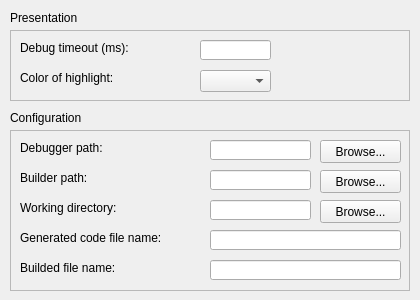
Old version of the form qrgui/dialogs/preferencesPages/debuggerPage.ui in the repository qreal/qreal.
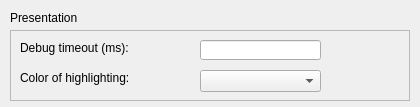
New version of the form.

Commit message: removed Features tab from settings window, removed Chaotic Edition checkbox, removed unused debugger settings

```diff
--- a/qrgui/dialogs/preferencesPages/debuggerPage.ui
+++ b/qrgui/dialogs/preferencesPages/debuggerPage.ui
@@ -7,22 +7,9 @@
     <x>0</x>
     <y>0</y>
     <width>420</width>
-    <height>300</height>
+    <height>107</height>
    </rect>
   </property>
-  <widget class="QLabel" name="label_24">
-   <property name="geometry">
-    <rect>
-     <x>10</x>
-     <y>110</y>
-     <width>400</width>
-     <height>16</height>
-    </rect>
-   </property>
-   <property name="text">
-    <string>Configuration</string>
-   </property>
-  </widget>
   <widget class="QFrame" name="frame_7">
    <property name="geometry">
     <rect>
@@ -56,7 +43,7 @@
      <rect>
       <x>190</x>
       <y>10</y>
-      <width>71</width>
+      <width>121</width>
       <height>20</height>
      </rect>
     </property>
@@ -71,7 +58,7 @@
      </rect>
     </property>
     <property name="text">
-     <string>Color of highlight:</string>
+     <string>Color of highlighting:</string>
     </property>
    </widget>
    <widget class="QComboBox" name="colorComboBox">
@@ -79,7 +66,7 @@
      <rect>
       <x>190</x>
       <y>40</y>
-      <width>71</width>
+      <width>121</width>
       <height>22</height>
      </rect>
     </property>
@@ -98,176 +85,6 @@
     <string>Presentation</string>
    </property>
   </widget>
-  <widget class="QFrame" name="frame_9">
-   <property name="geometry">
-    <rect>
-     <x>10</x>
-     <y>130</y>
-     <width>400</width>
-     <height>161</height>
-    </rect>
-   </property>
-   <property name="frameShape">
-    <enum>QFrame::StyledPanel</enum>
-   </property>
-   <property name="frameShadow">
-    <enum>QFrame::Raised</enum>
-   </property>
-   <widget class="QLabel" name="label_18">
-    <property name="geometry">
-     <rect>
-      <x>10</x>
-      <y>10</y>
-      <width>171</width>
-      <height>16</height>
-     </rect>
-    </property>
-    <property name="text">
-     <string>Debugger path:</string>
-    </property>
-   </widget>
-   <widget class="QLabel" name="label_21">
-    <property name="geometry">
-     <rect>
-      <x>10</x>
-      <y>40</y>
-      <width>171</width>
-      <height>16</height>
-     </rect>
-    </property>
-    <property name="text">
-     <string>Builder path:</string>
-    </property>
-   </widget>
-   <widget class="QLabel" name="label_22">
-    <property name="geometry">
-     <rect>
-      <x>10</x>
-      <y>100</y>
-      <width>171</width>
-      <height>16</height>
-     </rect>
-    </property>
-    <property name="text">
-     <string>Generated code file name:</string>
-    </property>
-   </widget>
-   <widget class="QLabel" name="label_23">
-    <property name="geometry">
-     <rect>
-      <x>10</x>
-      <y>130</y>
-      <width>171</width>
-      <height>16</height>
-     </rect>
-    </property>
-    <property name="text">
-     <string>Builded file name:</string>
-    </property>
-   </widget>
-   <widget class="QLineEdit" name="debuggerPathLineEdit">
-    <property name="geometry">
-     <rect>
-      <x>200</x>
-      <y>10</y>
-      <width>101</width>
-      <height>20</height>
-     </rect>
-    </property>
-   </widget>
-   <widget class="QLineEdit" name="builderPathLineEdit">
-    <property name="geometry">
-     <rect>
-      <x>200</x>
-      <y>40</y>
-      <width>101</width>
-      <height>20</height>
-     </rect>
-    </property>
-   </widget>
-   <widget class="QLineEdit" name="codeFileNameLineEdit">
-    <property name="geometry">
-     <rect>
-      <x>200</x>
-      <y>100</y>
-      <width>191</width>
-      <height>20</height>
-     </rect>
-    </property>
-   </widget>
-   <widget class="QLineEdit" name="buildedFileNameLineEdit">
-    <property name="geometry">
-     <rect>
-      <x>200</x>
-      <y>130</y>
-      <width>191</width>
-      <height>20</height>
-     </rect>
-    </property>
-   </widget>
-   <widget class="QPushButton" name="browseDebPathButton">
-    <property name="geometry">
-     <rect>
-      <x>310</x>
-      <y>10</y>
-      <width>81</width>
-      <height>23</height>
-     </rect>
-    </property>
-    <property name="text">
-     <string>Browse...</string>
-    </property>
-   </widget>
-   <widget class="QPushButton" name="builderPathButton">
-    <property name="geometry">
-     <rect>
-      <x>310</x>
-      <y>40</y>
-      <width>81</width>
-      <height>23</height>
-     </rect>
-    </property>
-    <property name="text">
-     <string>Browse...</string>
-    </property>
-   </widget>
-   <widget class="QLabel" name="label_25">
-    <property name="geometry">
-     <rect>
-      <x>10</x>
-      <y>70</y>
-      <width>171</width>
-      <height>16</height>
-     </rect>
-    </property>
-    <property name="text">
-     <string>Working directory:</string>
-    </property>
-   </widget>
-   <widget class="QLineEdit" name="workDirLineEdit">
-    <property name="geometry">
-     <rect>
-      <x>200</x>
-      <y>70</y>
-      <width>101</width>
-      <height>20</height>
-     </rect>
-    </property>
-   </widget>
-   <widget class="QPushButton" name="workDirPushButton">
-    <property name="geometry">
-     <rect>
-      <x>310</x>
-      <y>70</y>
-      <width>81</width>
-      <height>23</height>
-     </rect>
-    </property>
-    <property name="text">
-     <string>Browse...</string>
-    </property>
-   </widget>
-  </widget>
  </widget>
  <resources/>
  <connections/>
```
The commit also changes 4 other files.
